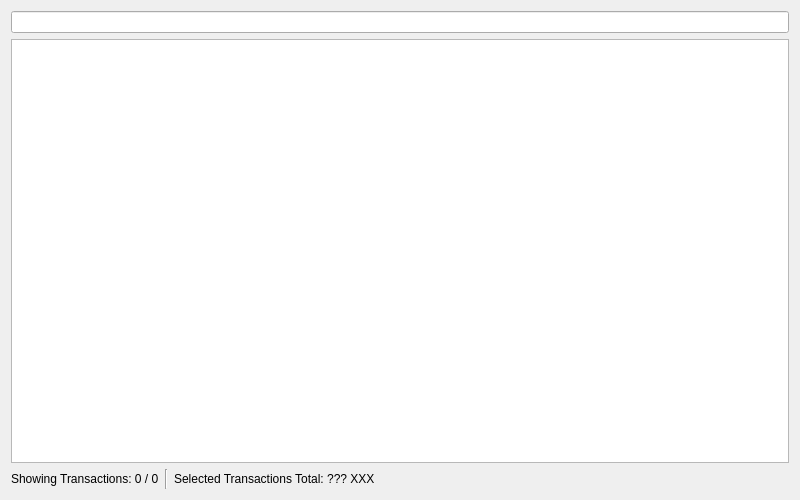
JakubFranek/Kapytal, file src/views/ui_files/forms/table_view_form.ui: the form before one commit.
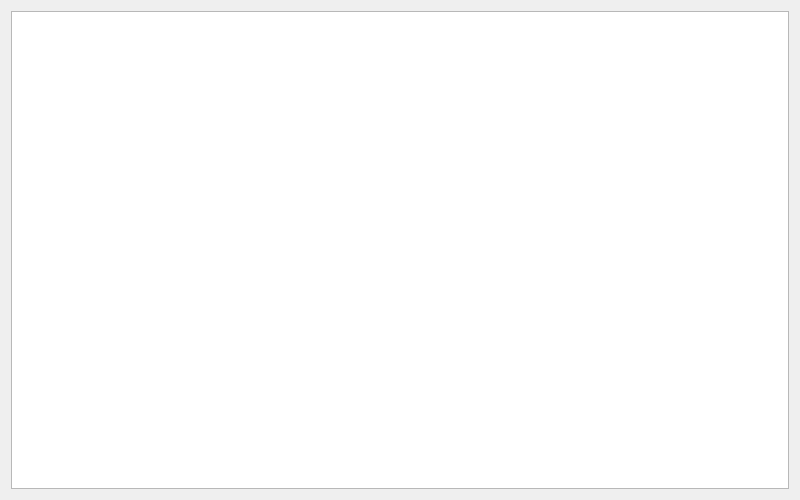
The form after the commit.

Commit message: Fix Security Account table form

Patch:
```diff
--- a/src/views/ui_files/forms/table_view_form.ui
+++ b/src/views/ui_files/forms/table_view_form.ui
@@ -20,9 +20,6 @@
    <locale language="English" country="UnitedKingdom"/>
   </property>
   <layout class="QVBoxLayout" name="verticalLayout">
-   <item>
-    <widget class="QLineEdit" name="searchLineEdit"/>
-   </item>
    <item>
     <widget class="QTableView" name="tableView">
      <property name="sizeAdjustPolicy">
@@ -48,50 +45,6 @@
      </attribute>
     </widget>
    </item>
-   <item>
-    <layout class="QHBoxLayout" name="horizontalLayout">
-     <item>
-      <widget class="QLabel" name="shownTransactionsLabel">
-       <property name="toolTip">
-        <string>&lt;html&gt;&lt;head/&gt;&lt;body&gt;&lt;p&gt;Shows how many Transactions have passed the Transaction Filter and are listed in Transaction Table.&lt;/p&gt;&lt;/body&gt;&lt;/html&gt;</string>
-       </property>
-       <property name="text">
-        <string>Showing Transactions: 0 / 0</string>
-       </property>
-      </widget>
-     </item>
-     <item>
-      <widget class="Line" name="line">
-       <property name="orientation">
-        <enum>Qt::Vertical</enum>
-       </property>
-      </widget>
-     </item>
-     <item>
-      <widget class="QLabel" name="selectedTransactionsTotalLabel">
-       <property name="toolTip">
-        <string>&lt;html&gt;&lt;head/&gt;&lt;body&gt;&lt;p&gt;Only Income, Expense and Refund Transaction amounts are used in the calculation.&lt;/p&gt;&lt;/body&gt;&lt;/html&gt;</string>
-       </property>
-       <property name="text">
-        <string>Selected Transactions Total: ??? XXX </string>
-       </property>
-      </widget>
-     </item>
-     <item>
-      <spacer name="horizontalSpacer">
-       <property name="orientation">
-        <enum>Qt::Horizontal</enum>
-       </property>
-       <property name="sizeHint" stdset="0">
-        <size>
-         <width>40</width>
-         <height>20</height>
-        </size>
-       </property>
-      </spacer>
-     </item>
-    </layout>
-   </item>
   </layout>
  </widget>
  <resources/>
```
The commit also changes 5 other files.
